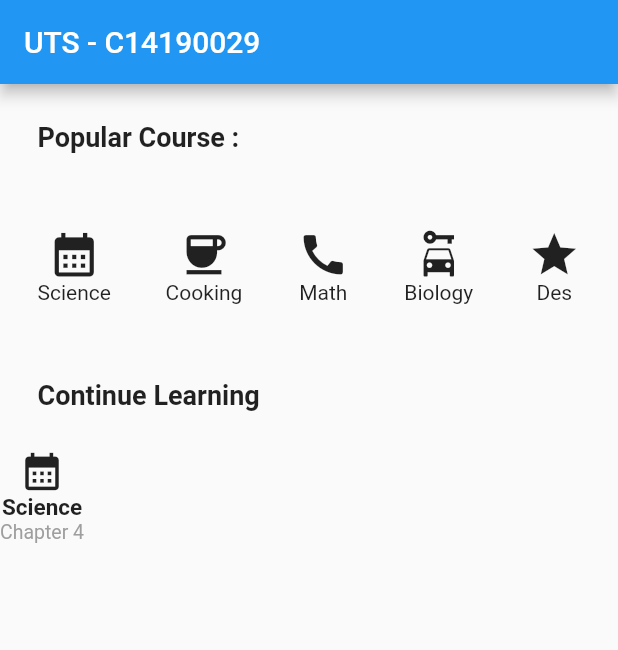
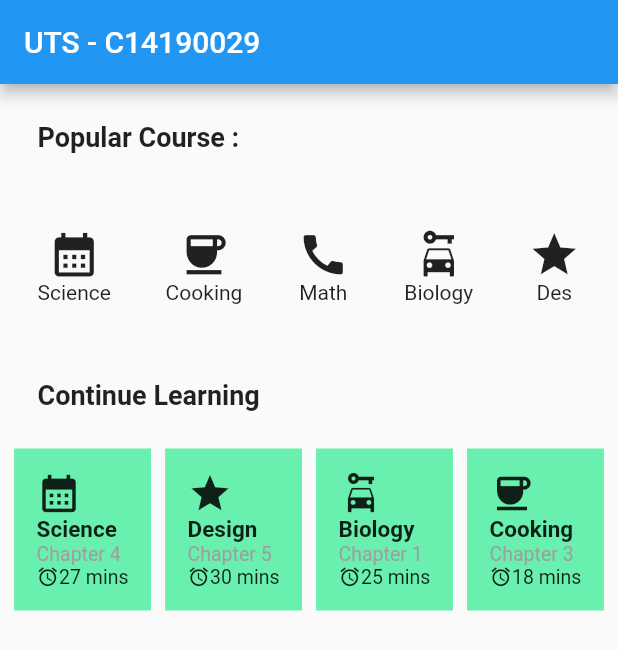
Before and after one commit to Quetzalcoalts/UTS_02, a Flutter app: the screen it shows after launch, on a phone screen of 412 x 824 dp. Shown: the top 650 px of the screen. Run offline on Flutter 3.47's test engine with Material 2 defaults, Android fonts, the phone set to English and light mode, and no system bars.

Commit message:
Last Seen Courses

```diff
--- a/lib/main.dart
+++ b/lib/main.dart
@@ -91,9 +91,18 @@ class MyApp extends StatelessWidget {
               ],
             ),
 
-            Row(
+
+            Container(
+              child: Row(
+                mainAxisAlignment: MainAxisAlignment.spaceEvenly,
+                children: [
+                  Container(
+                    color: Colors.greenAccent,
+                    padding: EdgeInsets.all(15.0),
+                    child: Row(
                       children: [
                         Column(
+                          crossAxisAlignment: CrossAxisAlignment.start,
                           children: [
                             Icon(Icons.calendar_month, size: 30),
                             Text("Science",
@@ -102,13 +111,111 @@ class MyApp extends StatelessWidget {
                             Text("Chapter 4",
                             style : TextStyle(color: Colors.grey, fontSize: 13.0)
                             ),
-
+                            Row(
+                              children: [
+                                Icon(Icons.alarm, size : 15.0),
+                                Text("27 mins",
+                                style: TextStyle(fontSize: 13.0),
+                                ),
                               ],
                             )
                           ],
                         )
                       ],
                     ),
+                  ),
+
+                  Container(
+                    color: Colors.greenAccent,
+                    padding: EdgeInsets.all(15.0),
+                    child: Row(
+                      children: [
+                        Column(
+                          crossAxisAlignment: CrossAxisAlignment.start,
+                          children: [
+                            Icon(Icons.star, size: 30),
+                            Text("Design",
+                            style : TextStyle(fontWeight: FontWeight.bold, fontSize: 15.0)
+                            ),
+                            Text("Chapter 5",
+                            style : TextStyle(color: Colors.grey, fontSize: 13.0)
+                            ),
+                            Row(
+                              children: [
+                                Icon(Icons.alarm, size : 15.0),
+                                Text("30 mins",
+                                style: TextStyle(fontSize: 13.0),
+                                ),
+                              ],
+                            )
+                          ],
+                        ),
+                      ],
+                    ),
+                  ),
+
+                  Container(
+                    color: Colors.greenAccent,
+                    padding: EdgeInsets.all(15.0),
+                    child: Row(
+                      children: [
+                        Column(
+                          crossAxisAlignment: CrossAxisAlignment.start,
+                          children: [
+                            Icon(Icons.car_rental, size: 30),
+                            Text("Biology",
+                            style : TextStyle(fontWeight: FontWeight.bold, fontSize: 15.0)
+                            ),
+                            Text("Chapter 1",
+                            style : TextStyle(color: Colors.grey, fontSize: 13.0)
+                            ),
+                            Row(
+                              children: [
+                                Icon(Icons.alarm, size : 15.0),
+                                Text("25 mins",
+                                style: TextStyle(fontSize: 13.0),
+                                ),
+                              ],
+                            )
+                          ],
+                        )
+                      ],
+                    ),
+                  ),
+
+                  Container(
+                    color: Colors.greenAccent,
+                    padding: EdgeInsets.all(15.0),
+                    child: Row(
+                      children: [
+                        Column(
+                          crossAxisAlignment: CrossAxisAlignment.start,
+                          children: [
+                            Icon(Icons.coffee, size: 30),
+                            Text("Cooking",
+                            style : TextStyle(fontWeight: FontWeight.bold, fontSize: 15.0)
+                            ),
+                            Text("Chapter 3",
+                            style : TextStyle(color: Colors.grey, fontSize: 13.0)
+                            ),
+                            Row(
+                              children: [
+                                Icon(Icons.alarm, size : 15.0),
+                                Text("18 mins",
+                                style: TextStyle(fontSize: 13.0),
+                                ),
+                              ],
+                            )
+                          ],
+                        )
+                      ],
+                    ),
+                  ),
+                ],
+              ),
+            ),
+          ],
+        ),
       )
     );
   }
```
Lines whose indentation alone changed are shown as unchanged.
